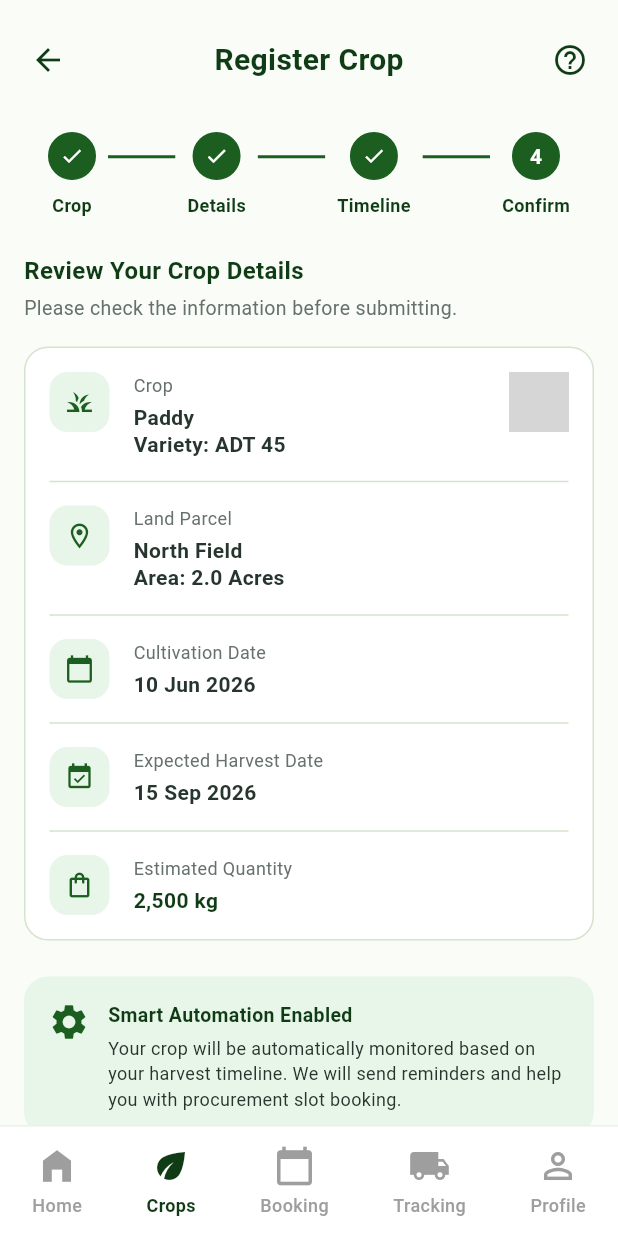
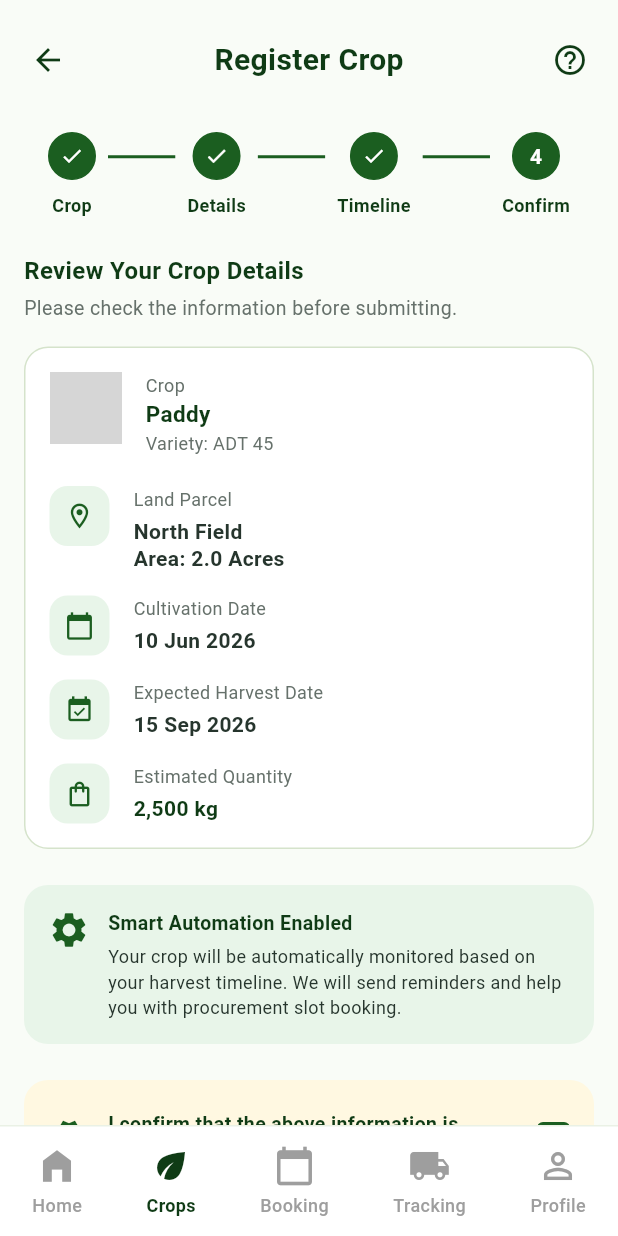
Before and after one commit to HariniShanmugam141/Abiyant-SIH, a Flutter app: the RegisterCropConfirmScreen screen opened directly with empty values, on a phone screen of 412 x 824 dp. Run offline on Flutter 3.47's test engine with Material 3 defaults, Android fonts, the phone set to English and light mode, and no system bars; network calls fail; grey boxes are pictures that could not be loaded.

Commit message:
style(crops): Match Step 4 Confirm styling and fix Success navigation

```diff
--- a/lib/screens/register_crop_confirm_screen.dart
+++ b/lib/screens/register_crop_confirm_screen.dart
@@ -127,26 +127,42 @@ class _RegisterCropConfirmScreenState extends State<RegisterCropConfirmScreen> {
       decoration: BoxDecoration(color: Colors.white, borderRadius: BorderRadius.circular(16), border: Border.all(color: _borderColor)),
       child: Column(
         children: [
-          _buildSummaryRow(
-            icon: Icons.grass,
-            label: 'Crop',
-            value: 'Paddy\nVariety: ADT 45',
-            imagePreview: 'https://images.unsplash.com/photo-1599839619722-39751411ea63?q=80&w=150&auto=format&fit=crop',
+          Row(
+            crossAxisAlignment: CrossAxisAlignment.start,
+            children: [
+              ClipRRect(
+                borderRadius: BorderRadius.circular(12),
+                child: Image.network('https://images.unsplash.com/photo-1599839619722-39751411ea63?q=80&w=150&auto=format&fit=crop', width: 48, height: 48, fit: BoxFit.cover),
+              ),
+              const SizedBox(width: 16),
+              Expanded(
+                child: Column(
+                  crossAxisAlignment: CrossAxisAlignment.start,
+                  children: const [
+                    Text('Crop', style: TextStyle(fontSize: 12, color: _textSecondary)),
+                    SizedBox(height: 2),
+                    Text('Paddy', style: TextStyle(fontSize: 15, fontWeight: FontWeight.bold, color: _darkGreen, height: 1.2)),
+                    SizedBox(height: 2),
+                    Text('Variety: ADT 45', style: TextStyle(fontSize: 12, color: _textSecondary)),
+                  ],
+                ),
+              ),
+            ],
           ),
-          const Divider(height: 32, color: _borderColor),
+          const SizedBox(height: 20),
           _buildSummaryRow(icon: Icons.location_on_outlined, label: 'Land Parcel', value: 'North Field\nArea: 2.0 Acres'),
-          const Divider(height: 32, color: _borderColor),
+          const SizedBox(height: 16),
           _buildSummaryRow(icon: Icons.calendar_today, label: 'Cultivation Date', value: '10 Jun 2026'),
-          const Divider(height: 32, color: _borderColor),
+          const SizedBox(height: 16),
           _buildSummaryRow(icon: Icons.event_available, label: 'Expected Harvest Date', value: '15 Sep 2026'),
-          const Divider(height: 32, color: _borderColor),
+          const SizedBox(height: 16),
           _buildSummaryRow(icon: Icons.shopping_bag_outlined, label: 'Estimated Quantity', value: '2,500 kg', isHighlight: true),
         ],
       ),
     );
   }
 
-  Widget _buildSummaryRow({required IconData icon, required String label, required String value, String? imagePreview, bool isHighlight = false}) {
+  Widget _buildSummaryRow({required IconData icon, required String label, required String value, bool isHighlight = false}) {
     return Row(
       crossAxisAlignment: CrossAxisAlignment.start,
       children: [
@@ -175,11 +191,6 @@ class _RegisterCropConfirmScreenState extends State<RegisterCropConfirmScreen> {
             ],
           ),
         ),
-        if (imagePreview != null)
-          ClipRRect(
-            borderRadius: BorderRadius.circular(8),
-            child: Image.network(imagePreview, width: 40, height: 40, fit: BoxFit.cover),
-          ),
       ],
     );
   }
@@ -212,13 +223,24 @@ class _RegisterCropConfirmScreenState extends State<RegisterCropConfirmScreen> {
     return InkWell(
       onTap: () => setState(() => _isConfirmed = !_isConfirmed),
       child: Container(
-        padding: const EdgeInsets.symmetric(horizontal: 16, vertical: 12),
-        decoration: BoxDecoration(color: _isConfirmed ? _lightGreen : Colors.white, borderRadius: BorderRadius.circular(12), border: Border.all(color: _isConfirmed ? _primaryGreen : _borderColor)),
+        padding: const EdgeInsets.symmetric(horizontal: 16, vertical: 20),
+        decoration: BoxDecoration(color: const Color(0xFFFFF8E1), borderRadius: BorderRadius.circular(16)),
         child: Row(
           children: [
-            Icon(_isConfirmed ? Icons.check_circle : Icons.radio_button_unchecked, color: _primaryGreen, size: 24),
+            const Icon(Icons.verified, color: _primaryGreen, size: 28),
             const SizedBox(width: 12),
             const Expanded(child: Text('I confirm that the above information is correct.', style: TextStyle(fontSize: 13, fontWeight: FontWeight.w600, color: _darkGreen))),
+            const SizedBox(width: 12),
+            Container(
+              width: 22,
+              height: 22,
+              decoration: BoxDecoration(
+                color: _isConfirmed ? _primaryGreen : Colors.white,
+                borderRadius: BorderRadius.circular(4),
+                border: Border.all(color: _isConfirmed ? _primaryGreen : _borderColor, width: 1.5),
+              ),
+              child: _isConfirmed ? const Icon(Icons.check, color: Colors.white, size: 16) : null,
+            ),
           ],
         ),
       ),
--- a/lib/screens/register_crop_success_screen.dart
+++ b/lib/screens/register_crop_success_screen.dart
@@ -1,5 +1,6 @@
 import 'package:flutter/material.dart';
 import '../state/app_state.dart';
+import 'my_crops_screen.dart';
 
 class RegisterCropSuccessScreen extends StatelessWidget {
   final AppState appState;
@@ -171,8 +172,8 @@ class RegisterCropSuccessScreen extends StatelessWidget {
       width: double.infinity,
       child: ElevatedButton(
         onPressed: () {
-          // Go back to the root My Crops screen
           Navigator.popUntil(context, (route) => route.isFirst);
+          Navigator.push(context, MaterialPageRoute(builder: (context) => MyCropsScreen(appState: appState)));
         },
         style: ElevatedButton.styleFrom(
           padding: const EdgeInsets.symmetric(vertical: 16),
```
